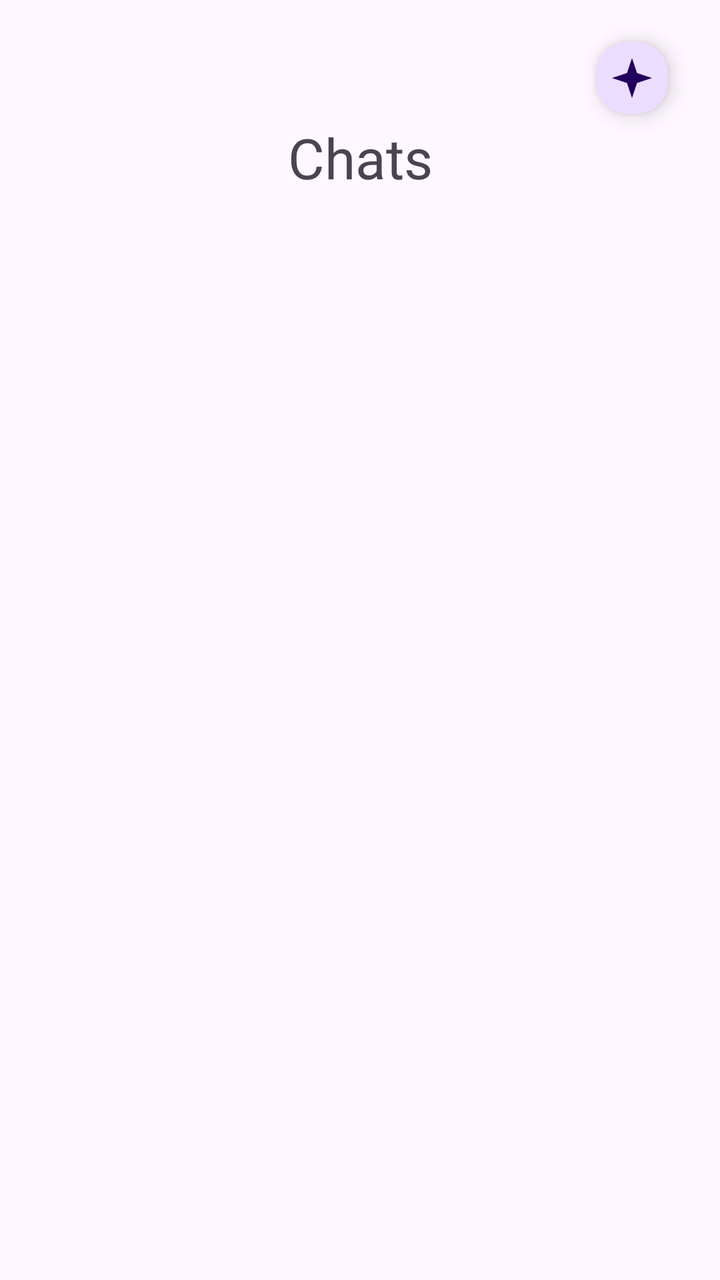
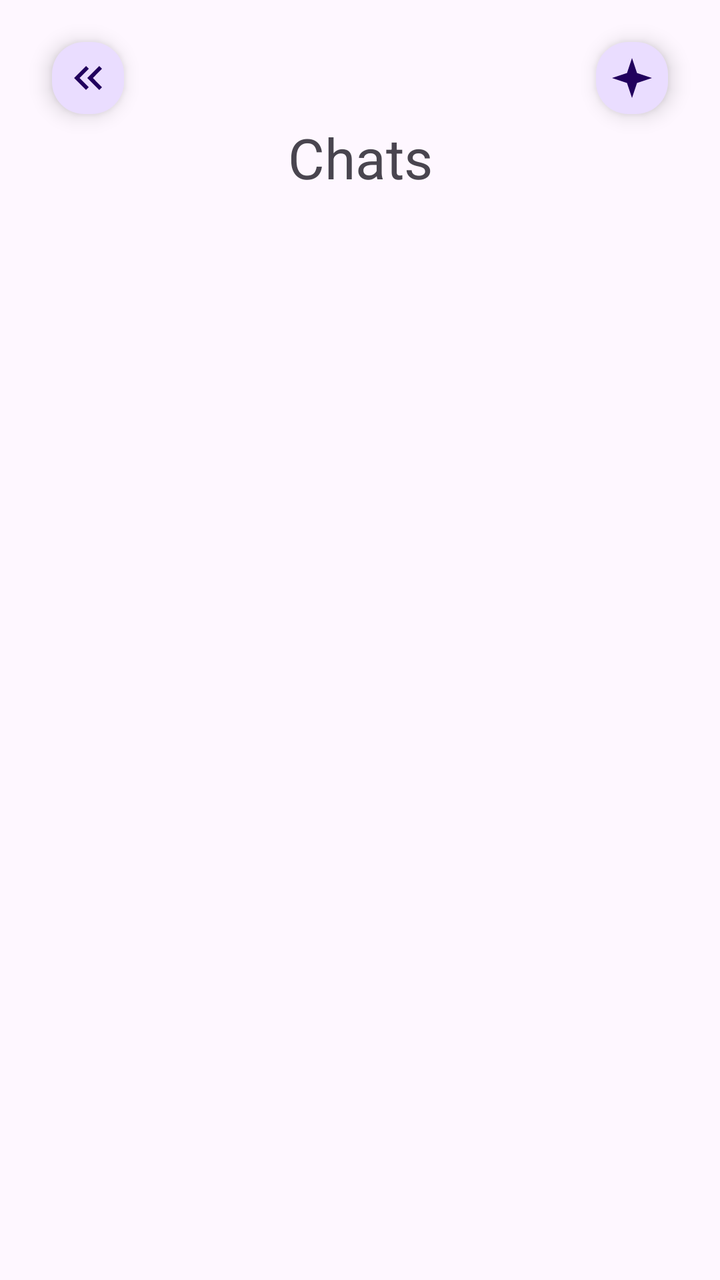

Screens rendered from an Android XML layout before and after an edit, with the pre-edit source and the edit as a unified diff.
<!-- AndroidManifest.xml: application theme Theme.MAX -->
<!-- res/layout/chats_list_fragment.xml -->
<?xml version="1.0" encoding="utf-8"?>
<androidx.constraintlayout.widget.ConstraintLayout xmlns:android="http://schemas.android.com/apk/res/android"
    xmlns:app="http://schemas.android.com/apk/res-auto"
    xmlns:tools="http://schemas.android.com/tools"
    android:layout_width="match_parent"
    android:layout_height="match_parent">

    <TextView
        android:id="@+id/text_chats"
        android:layout_width="wrap_content"
        android:layout_height="wrap_content"
        android:layout_marginTop="60dp"
        android:text="Chats"
        android:textSize="28sp"
        app:layout_constraintEnd_toEndOf="parent"
        app:layout_constraintStart_toStartOf="parent"
        app:layout_constraintTop_toTopOf="parent" />

    <androidx.recyclerview.widget.RecyclerView
        android:id="@+id/list_of_chat"
        android:layout_width="0dp"
        android:layout_height="0dp"
        app:layout_constraintEnd_toEndOf="parent"
        app:layout_constraintStart_toStartOf="parent"
        app:layout_constraintTop_toBottomOf="@+id/text_chats"
        app:layout_constraintBottom_toTopOf="@id/bottons_bottom"
        android:layout_marginTop="20dp"/>

    <com.google.android.material.floatingactionbutton.FloatingActionButton
        android:id="@+id/new_chat_button"
        android:layout_width="36dp"
        android:layout_height="36dp"
        android:layout_marginTop="15dp"
        android:layout_marginEnd="20dp"
        android:clickable="true"
        app:fabCustomSize="36dp"
        app:layout_constraintEnd_toEndOf="parent"
        app:layout_constraintTop_toTopOf="parent"
        app:srcCompat="@drawable/new_chat"
        tools:ignore="SpeakableTextPresentCheck" />

    <androidx.recyclerview.widget.RecyclerView
        android:layout_width="0dp"
        android:layout_height="60dp"
        android:orientation="horizontal"
        app:layoutManager="androidx.recyclerview.widget.LinearLayoutManager"
        app:layout_constraintBottom_toBottomOf="parent"
        app:layout_constraintEnd_toEndOf="parent"
        app:layout_constraintStart_toStartOf="parent"
        app:layout_constraintTop_toBottomOf="@+id/list_of_chat"
        android:id="@+id/bottons_bottom"/>
</androidx.constraintlayout.widget.ConstraintLayout>
<!-- resources referenced by this layout -->
<resources>
  <!-- drawable new_chat (drawable) -->
  <vector xmlns:android="http://schemas.android.com/apk/res/android"
      android:width="24dp"
      android:height="24dp"
      android:viewportWidth="24"
      android:viewportHeight="24">
  
      <path
          android:fillColor="#6200EE"
          android:pathData="M12,2
                            L14.5,9.5
                            L22,12
                            L14.5,14.5
                            L12,22
                            L9.5,14.5
                            L2,12
                            L9.5,9.5
                            Z"/>
  </vector>
  <style name="Theme.MAX" parent="Base.Theme.MAX" />
  <style name="Base.Theme.MAX" parent="Theme.Material3.DayNight.NoActionBar">
          
          
      </style>
</resources>

<!-- the commit's change to res/layout/chats_list_fragment.xml (unified diff, before → after) -->
@@ -4,6 +4,19 @@
     xmlns:tools="http://schemas.android.com/tools"
     android:layout_width="match_parent"
     android:layout_height="match_parent">
+
+    <com.google.android.material.floatingactionbutton.FloatingActionButton
+        android:id="@+id/back_button"
+        android:layout_width="36dp"
+        android:layout_height="36dp"
+        android:layout_marginTop="15dp"
+        android:layout_marginStart="20dp"
+        android:clickable="true"
+        app:fabCustomSize="36dp"
+        app:layout_constraintStart_toStartOf="parent"
+        app:layout_constraintTop_toTopOf="parent"
+        app:srcCompat="@drawable/arrow_left"
+        tools:ignore="SpeakableTextPresentCheck" />
 
     <TextView
         android:id="@+id/text_chats"
@@ -49,4 +62,5 @@
         app:layout_constraintStart_toStartOf="parent"
         app:layout_constraintTop_toBottomOf="@+id/list_of_chat"
         android:id="@+id/bottons_bottom"/>
+
 </androidx.constraintlayout.widget.ConstraintLayout>
<!-- resource entries referenced after the edit -->
@@ -1,5 +1,17 @@
 <!-- resources referenced by this layout -->
 <resources>
+  <!-- drawable arrow_left (drawable) -->
+  <vector xmlns:android="http://schemas.android.com/apk/res/android"
+      android:width="24dp"
+      android:height="24dp"
+      android:viewportWidth="960"
+      android:viewportHeight="960"
+      android:tint="?attr/colorControlNormal"
+      android:autoMirrored="true">
+    <path
+        android:fillColor="@android:color/white"
+        android:pathData="M440,720L200,480L440,240L496,296L313,480L496,664L440,720ZM704,720L464,480L704,240L760,296L577,480L760,664L704,720Z"/>
+  </vector>
   <!-- drawable new_chat (drawable) -->
   <vector xmlns:android="http://schemas.android.com/apk/res/android"
       android:width="24dp"
